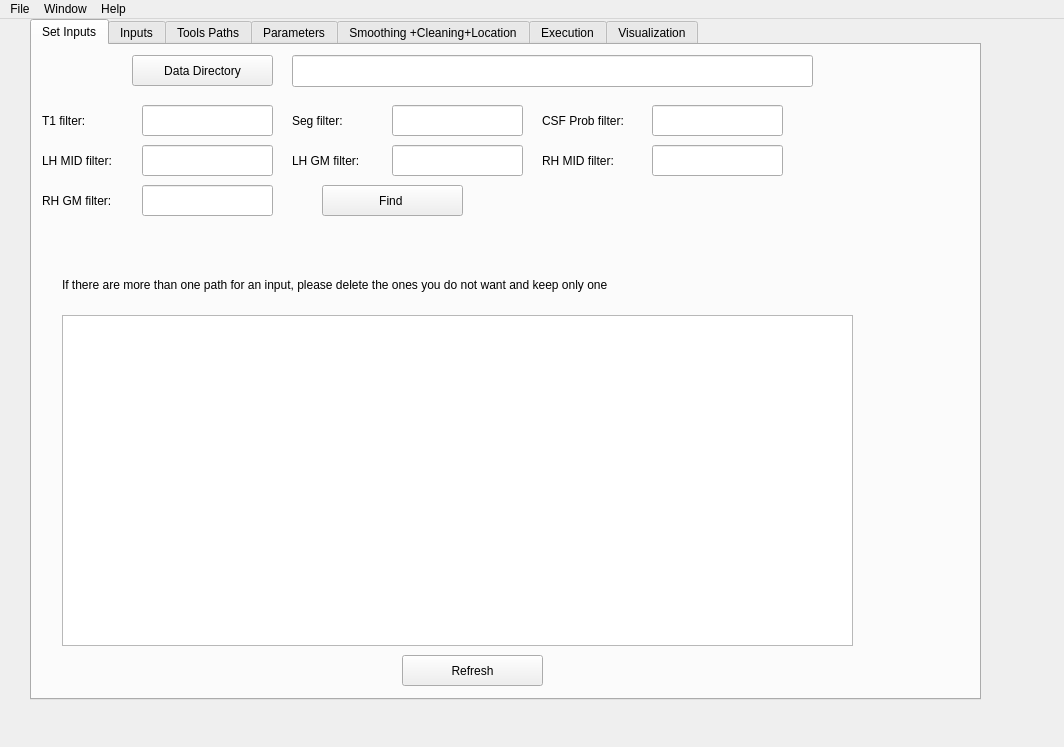
Above: src/app/csfwindow.ui from tahya-deddah/Local_EACSF before the change. Below: the same form after it.
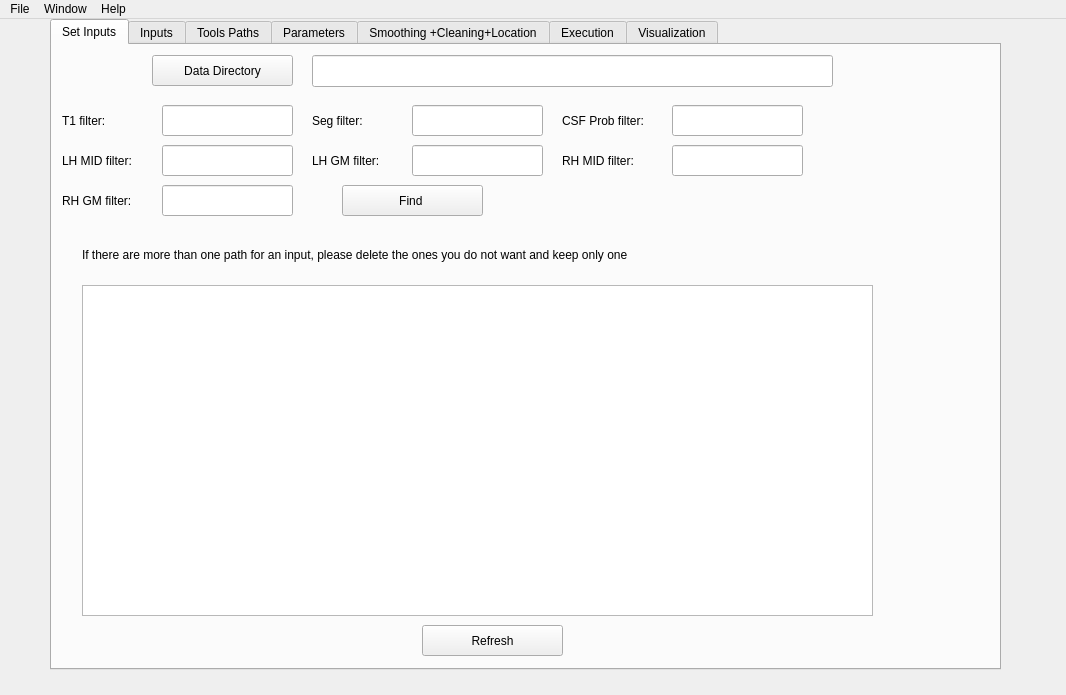
That is the form after the change. The open tabs and pages were chosen to show the change.

The edit to the form file:
```diff
--- a/src/app/csfwindow.ui
+++ b/src/app/csfwindow.ui
@@ -6,8 +6,8 @@
    <rect>
     <x>0</x>
     <y>0</y>
-    <width>1064</width>
-    <height>747</height>
+    <width>1066</width>
+    <height>695</height>
    </rect>
   </property>
   <property name="windowTitle">
@@ -17,10 +17,10 @@
    <widget class="QTabWidget" name="tab">
     <property name="geometry">
      <rect>
-      <x>30</x>
+      <x>50</x>
       <y>0</y>
       <width>951</width>
-      <height>681</height>
+      <height>651</height>
      </rect>
     </property>
     <property name="minimumSize">
@@ -92,7 +92,7 @@
       <property name="geometry">
        <rect>
         <x>370</x>
-        <y>610</y>
+        <y>580</y>
         <width>141</width>
         <height>31</height>
        </rect>
@@ -256,7 +256,7 @@
       <property name="geometry">
        <rect>
         <x>30</x>
-        <y>270</y>
+        <y>240</y>
         <width>791</width>
         <height>331</height>
        </rect>
@@ -266,7 +266,7 @@
       <property name="geometry">
        <rect>
         <x>30</x>
-        <y>220</y>
+        <y>190</y>
         <width>751</width>
         <height>41</height>
        </rect>
@@ -1044,7 +1044,7 @@
     <rect>
      <x>0</x>
      <y>0</y>
-     <width>1064</width>
+     <width>1066</width>
      <height>28</height>
     </rect>
    </property>
```
Left out of the diff: 6 changed lines with no effect on the pictures.
